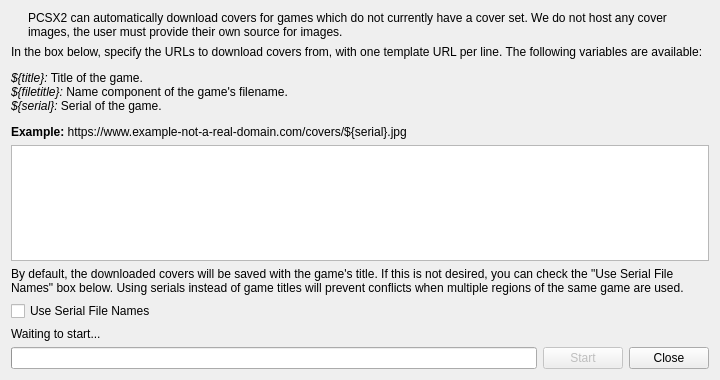
Before: the Qt Designer form pcsx2-qt/CoverDownloadDialog.ui in PCSX2/pcsx2, drawn with Qt 5.
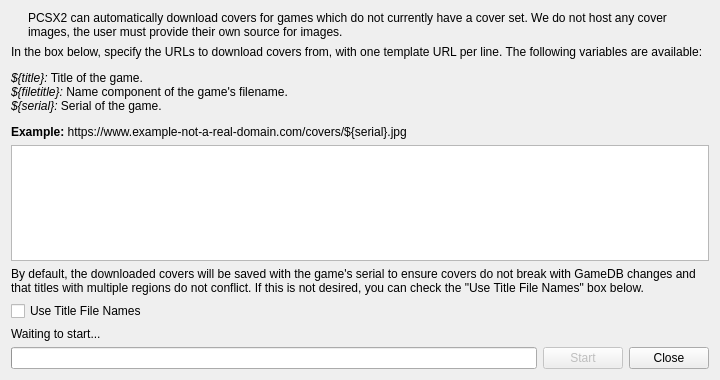
After: the same form once the commit is applied. Icons and pictures are not drawn.

Commit message: Qt: Use serials by default for cover filenames with downloader

Diff of the .ui file:
```diff
--- a/pcsx2-qt/CoverDownloadDialog.ui
+++ b/pcsx2-qt/CoverDownloadDialog.ui
@@ -60,7 +60,7 @@
    <item>
     <widget class="QLabel" name="label_2">
      <property name="text">
-      <string>By default, the downloaded covers will be saved with the game's title. If this is not desired, you can check the &quot;Use Serial File Names&quot; box below. Using serials instead of game titles will prevent conflicts when multiple regions of the same game are used.</string>
+      <string>By default, the downloaded covers will be saved with the game's serial to ensure covers do not break with GameDB changes and that titles with multiple regions do not conflict. If this is not desired, you can check the &quot;Use Title File Names&quot; box below.</string>
      </property>
      <property name="wordWrap">
       <bool>true</bool>
@@ -70,7 +70,7 @@
    <item>
     <widget class="QCheckBox" name="useSerialFileNames">
      <property name="text">
-      <string>Use Serial File Names</string>
+      <string>Use Title File Names</string>
      </property>
     </widget>
    </item>
```
Left out of the diff: 2 changed lines with no effect on the pictures. The commit also changes 1 other file.
